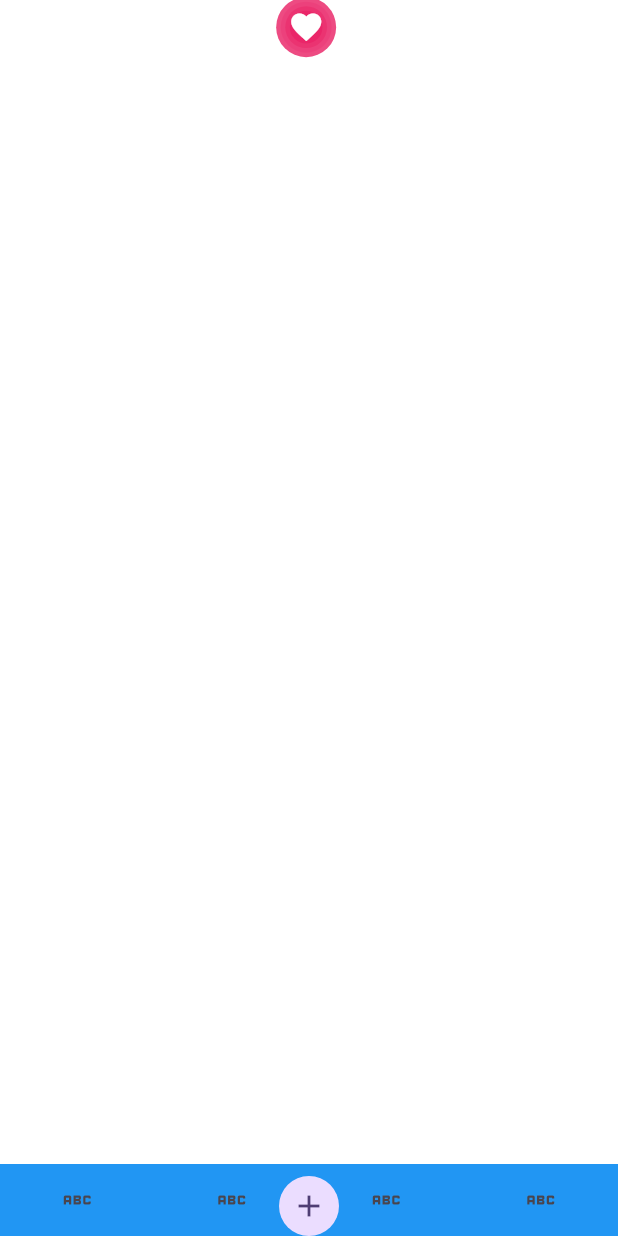
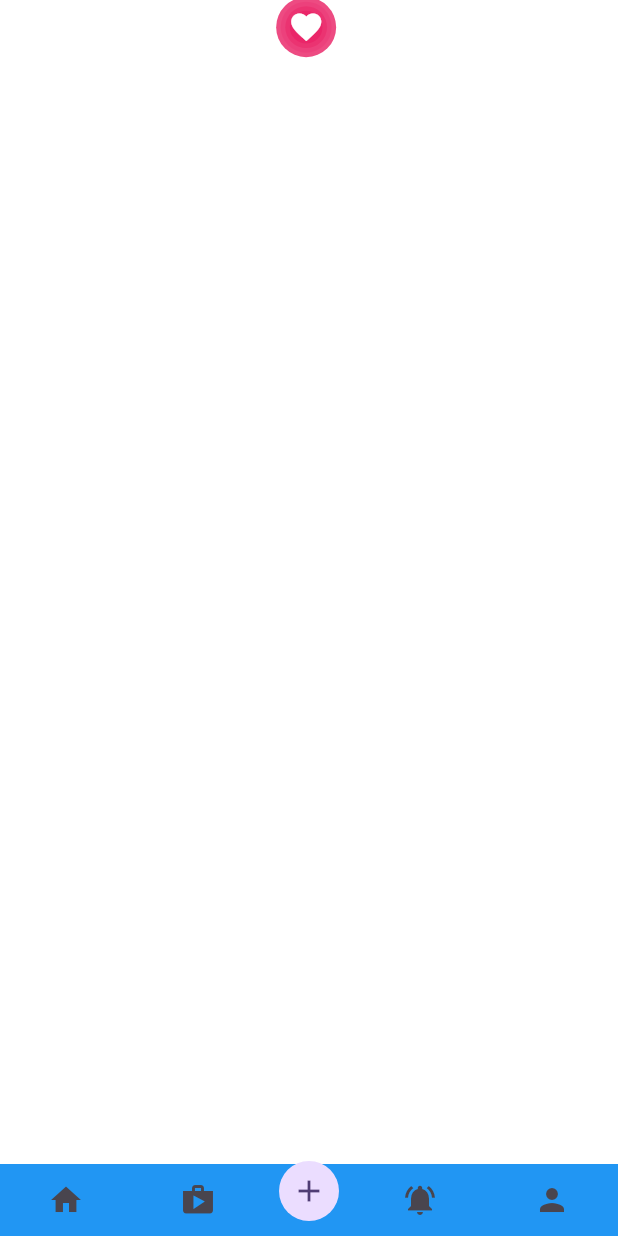
Before and after one commit to sonnguyenowt/animation-widgets, a Flutter app: the screen it shows after launch, on a phone screen of 412 x 824 dp. Run offline on Flutter 3.47's test engine with Material 3 defaults, Android fonts, the phone set to English and light mode, and no system bars.

Commit message:
Update icon

```diff
--- a/lib/anims/bottom_navbar_floating_anim.dart
+++ b/lib/anims/bottom_navbar_floating_anim.dart
@@ -15,10 +15,10 @@ class _BottomNavbarFloatingAnimationState
   bool isExpanded = false;
 
   var items = [
-    Icons.abc,
-    Icons.abc,
-    Icons.abc,
-    Icons.abc,
+    Icons.home,
+    Icons.shop,
+    Icons.notifications_active,
+    Icons.person,
   ];
   @override
   Widget build(BuildContext context) {
@@ -153,11 +153,17 @@ class _BottomNavbarFloatingAnimationState
             ),
             child: Row(
               children: [
-                ...items.map((e) => Expanded(child: _itemButton(e))),
+                for (var i = 0; i < items.length / 2; i++)
+                  Expanded(child: _itemButton(items[i])),
+                const SizedBox(width: 60),
+                for (int j = items.length ~/ 2; j < items.length; j++)
+                  Expanded(child: _itemButton(items[j])),
               ],
             ),
           ),
-          InkWell(
+          Padding(
+            padding: const EdgeInsets.only(bottom: 10),
+            child: InkWell(
               onTap: () {
                 setState(() {
                   isExpanded = !isExpanded;
@@ -165,6 +171,7 @@ class _BottomNavbarFloatingAnimationState
               },
               child: const CircleAvatar(
                 child: Icon(Icons.add),
+              ),
             ),
           ),
         ],
```
Lines whose indentation alone changed are shown as unchanged.
